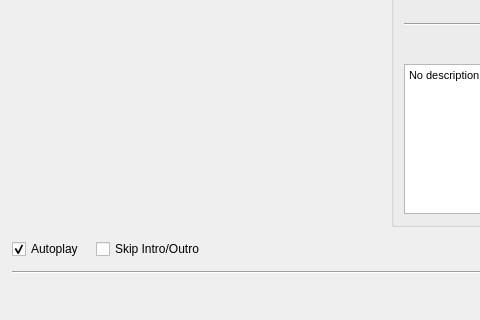
Qt form Operations-Features/videoplayer/showsplayer/vp_shows_add_dialog.ui (therealMaPMaKeR/MMDiary) before a commit; both pictures show x 0 to 480 and y 357 to 677 of the 809 by 677 pixel window.
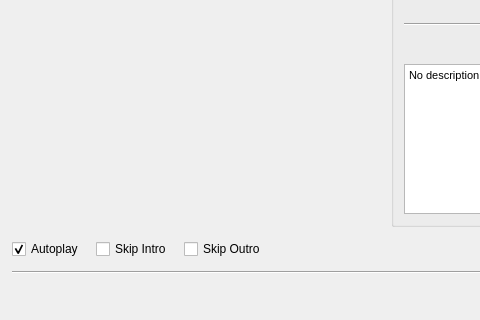
The same form after that commit.

Commit message: split the skip intro-outro in 2

Patch:
```diff
--- a/Operations-Features/videoplayer/showsplayer/vp_shows_add_dialog.ui
+++ b/Operations-Features/videoplayer/showsplayer/vp_shows_add_dialog.ui
@@ -380,7 +380,17 @@
      <item>
       <widget class="QCheckBox" name="checkBox_SkipIntroOutro">
        <property name="text">
-        <string>Skip Intro/Outro</string>
+        <string>Skip Intro</string>
+       </property>
+       <property name="checked">
+        <bool>false</bool>
+       </property>
+      </widget>
+     </item>
+     <item>
+      <widget class="QCheckBox" name="checkBox_SkipOutro">
+       <property name="text">
+        <string>Skip Outro</string>
        </property>
        <property name="checked">
         <bool>false</bool>
```
Left out of the diff: 2 changed lines with no effect on the pictures. The commit also changes 9 other files.
